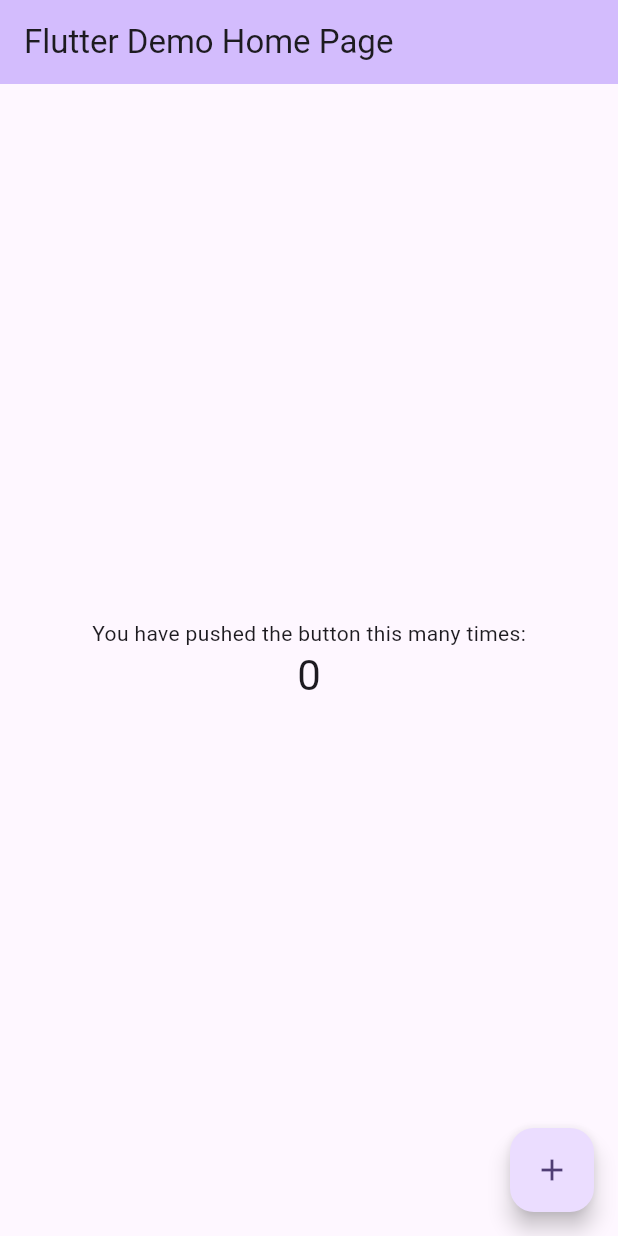
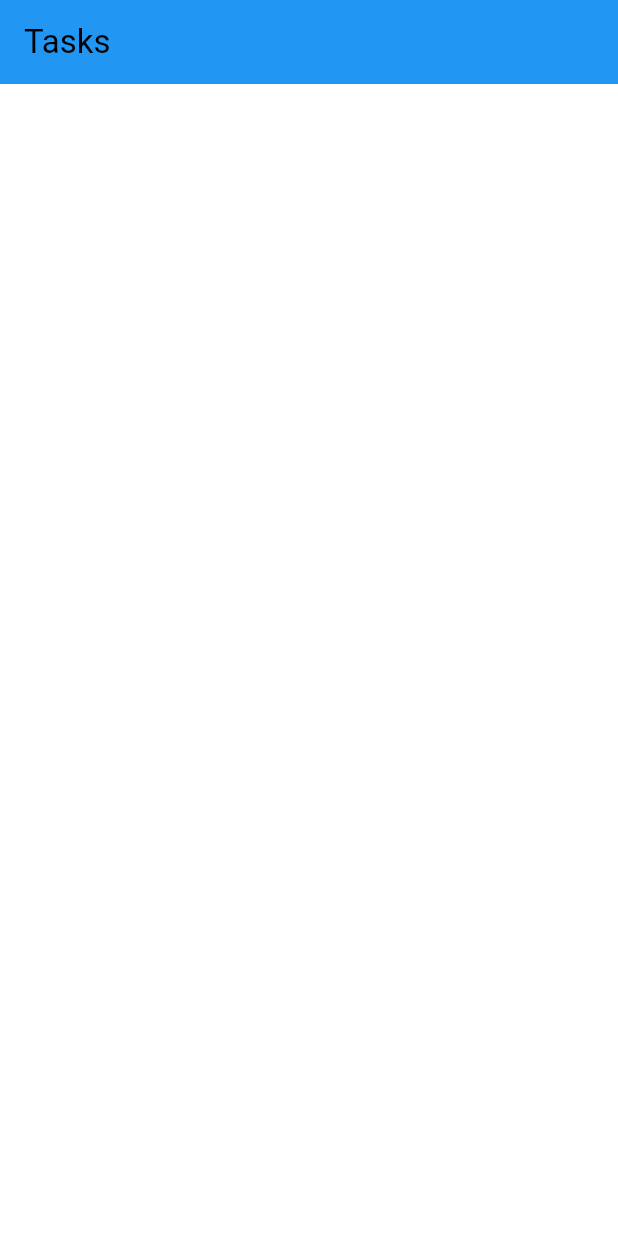
Before and after one commit to gunesims/todo_firebase, a Flutter app: the screen it shows after launch, on a phone screen of 412 x 824 dp. Run offline on Flutter 3.47's test engine with Material 3 defaults, Android fonts, the phone set to English and light mode, and no system bars.

Commit message:
Added the main screen and some dependencies

```diff
--- /dev/null
+++ b/lib/application/application.dart
@@ -0,0 +1,19 @@
+import 'package:flutter/material.dart';
+
+import '../screens/home_screen.dart';
+
+class Application extends StatelessWidget {
+  const Application({super.key});
+
+  @override
+  Widget build(BuildContext context) {
+    return MaterialApp(
+      title: 'Todo',
+      debugShowCheckedModeBanner: false,
+      theme: ThemeData(
+        colorScheme: const ColorScheme.light(),
+      ),
+      home: const HomeScreen(),
+    );
+  }
+}
--- a/lib/main.dart
+++ b/lib/main.dart
@@ -1,125 +1,7 @@
 import 'package:flutter/material.dart';
 
+import 'application/application.dart';
+
 void main() {
-  runApp(const MyApp());
+  runApp(const Application());
 }
-
-class MyApp extends StatelessWidget {
-  const MyApp({super.key});
-
-  // This widget is the root of your application.
-  @override
-  Widget build(BuildContext context) {
-    return MaterialApp(
-      title: 'Flutter Demo',
-      theme: ThemeData(
-        // This is the theme of your application.
-        //
-        // TRY THIS: Try running your application with "flutter run". You'll see
-        // the application has a purple toolbar. Then, without quitting the app,
-        // try changing the seedColor in the colorScheme below to Colors.green
-        // and then invoke "hot reload" (save your changes or press the "hot
-        // reload" button in a Flutter-supported IDE, or press "r" if you used
-        // the command line to start the app).
-        //
-        // Notice that the counter didn't reset back to zero; the application
-        // state is not lost during the reload. To reset the state, use hot
-        // restart instead.
-        //
-        // This works for code too, not just values: Most code changes can be
-        // tested with just a hot reload.
-        colorScheme: ColorScheme.fromSeed(seedColor: Colors.deepPurple),
-        useMaterial3: true,
-      ),
-      home: const MyHomePage(title: 'Flutter Demo Home Page'),
-    );
-  }
-}
-
-class MyHomePage extends StatefulWidget {
-  const MyHomePage({super.key, required this.title});
-
-  // This widget is the home page of your application. It is stateful, meaning
-  // that it has a State object (defined below) that contains fields that affect
-  // how it looks.
-
-  // This class is the configuration for the state. It holds the values (in this
-  // case the title) provided by the parent (in this case the App widget) and
-  // used by the build method of the State. Fields in a Widget subclass are
-  // always marked "final".
-
-  final String title;
-
-  @override
-  State<MyHomePage> createState() => _MyHomePageState();
-}
-
-class _MyHomePageState extends State<MyHomePage> {
-  int _counter = 0;
-
-  void _incrementCounter() {
-    setState(() {
-      // This call to setState tells the Flutter framework that something has
-      // changed in this State, which causes it to rerun the build method below
-      // so that the display can reflect the updated values. If we changed
-      // _counter without calling setState(), then the build method would not be
-      // called again, and so nothing would appear to happen.
-      _counter++;
-    });
-  }
-
-  @override
-  Widget build(BuildContext context) {
-    // This method is rerun every time setState is called, for instance as done
-    // by the _incrementCounter method above.
-    //
-    // The Flutter framework has been optimized to make rerunning build methods
-    // fast, so that you can just rebuild anything that needs updating rather
-    // than having to individually change instances of widgets.
-    return Scaffold(
-      appBar: AppBar(
-        // TRY THIS: Try changing the color here to a specific color (to
-        // Colors.amber, perhaps?) and trigger a hot reload to see the AppBar
-        // change color while the other colors stay the same.
-        backgroundColor: Theme.of(context).colorScheme.inversePrimary,
-        // Here we take the value from the MyHomePage object that was created by
-        // the App.build method, and use it to set our appbar title.
-        title: Text(widget.title),
-      ),
-      body: Center(
-        // Center is a layout widget. It takes a single child and positions it
-        // in the middle of the parent.
-        child: Column(
-          // Column is also a layout widget. It takes a list of children and
-          // arranges them vertically. By default, it sizes itself to fit its
-          // children horizontally, and tries to be as tall as its parent.
-          //
-          // Column has various properties to control how it sizes itself and
-          // how it positions its children. Here we use mainAxisAlignment to
-          // center the children vertically; the main axis here is the vertical
-          // axis because Columns are vertical (the cross axis would be
-          // horizontal).
-          //
-          // TRY THIS: Invoke "debug painting" (choose the "Toggle Debug Paint"
-          // action in the IDE, or press "p" in the console), to see the
-          // wireframe for each widget.
-          mainAxisAlignment: MainAxisAlignment.center,
-          children: <Widget>[
-            const Text(
-              'You have pushed the button this many times:',
-            ),
-            Text(
-              '$_counter',
-              style: Theme.of(context).textTheme.headlineMedium,
-            ),
-          ],
-        ),
-      ),
-      floatingActionButton: FloatingActionButton(
-        onPressed: _incrementCounter,
-        tooltip: 'Increment',
-        child: const Icon(Icons.add),
-      ), // This trailing comma makes auto-formatting nicer for build methods.
-    );
-  }
-}
--- /dev/null
+++ b/lib/screens/home_screen.dart
@@ -0,0 +1,20 @@
+import 'package:flutter/material.dart';
+
+class HomeScreen extends StatefulWidget {
+  const HomeScreen({Key? key}) : super(key: key);
+
+  @override
+  State<HomeScreen> createState() => _HomeScreenState();
+}
+
+class _HomeScreenState extends State<HomeScreen> {
+  @override
+  Widget build(BuildContext context) {
+    return Scaffold(
+      appBar: AppBar(
+        backgroundColor: Colors.blue,
+        title: const Text("Tasks"),
+      ),
+    );
+  }
+}
```
Also changed, not shown: pubspec.yaml (+10 -3 lines), pubspec.lock, 3 other files.
